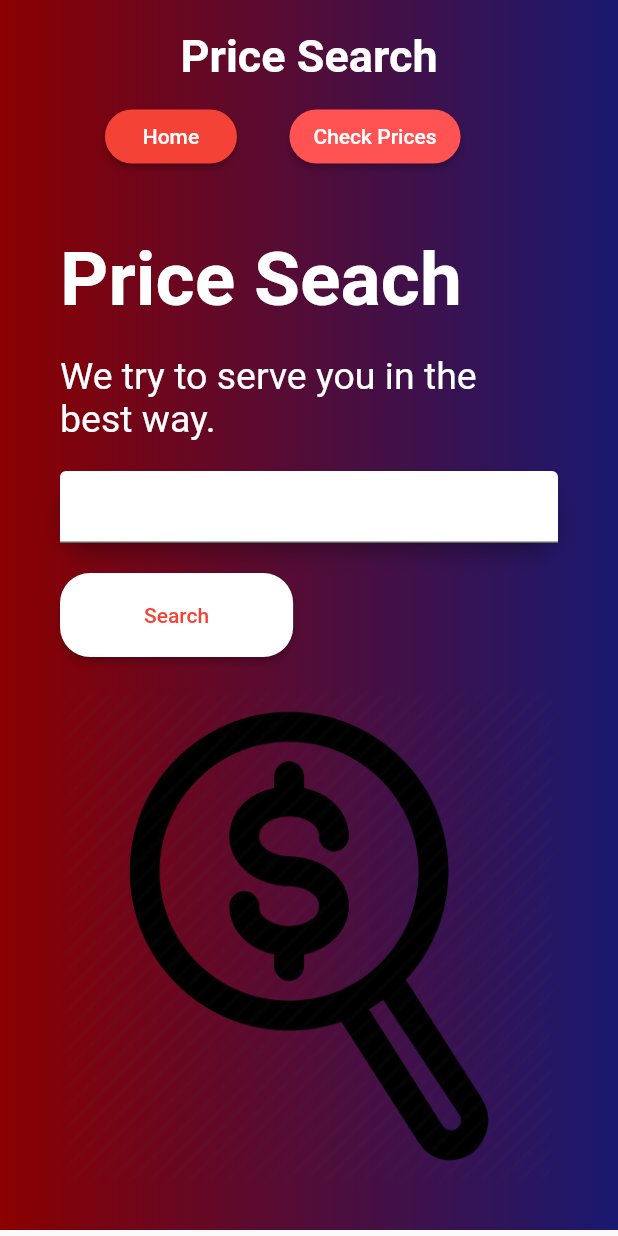
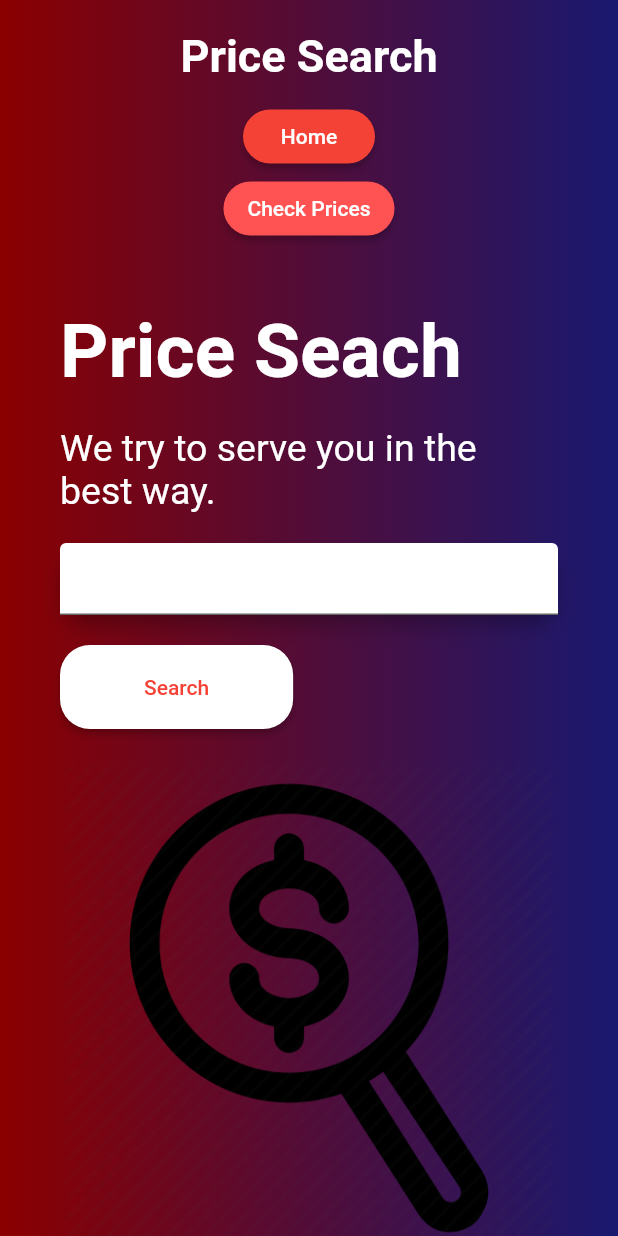
Before and after one commit to price-search/frontend-flutter, a Flutter app: the MobileNavBar widget shown alone on an empty page, opened directly, after a tap on "Home", on a phone screen of 412 x 824 dp. Run offline on Flutter 3.47's test engine with Material 2 defaults, Android fonts, the phone set to English and light mode, and no system bars.

Commit message:
fix(navbar): renderflex overflowed by 111 pixels
A RenderFlex overflowed by 111 pixels on the right, when the screen is small.

```diff
--- a/lib/bars/nav_bar.dart
+++ b/lib/bars/nav_bar.dart
@@ -15,10 +15,14 @@ class _NavBarState extends State<NavBar> {
   Widget build(BuildContext context) {
     return LayoutBuilder(
       builder: (context, constraints) {
-        if (constraints.maxWidth > 800) {
+        if (constraints.maxWidth > 850) {
           return DesktopNavBar();
         } else {
-          return MobileNavBar();
+          if (constraints.maxWidth <= 850 && constraints.maxWidth > 550) {
+            return MobileNavBar();
+          } else {
+            return MineNavBar();
+          }
         }
       },
     );
@@ -183,6 +187,24 @@ class MobileNavBar extends StatelessWidget {
                 SizedBox(
                   width: 35,
                 ),
+                MaterialButton(
+                  color: Colors.redAccent,
+                  shape: RoundedRectangleBorder(
+                      borderRadius: BorderRadius.all(Radius.circular(20.0))),
+                  onPressed: () => {
+                    Navigator.push(
+                        context,
+                        MaterialPageRoute(
+                            builder: (buildContext) => EstablishmentsPage()))
+                  },
+                  child: Text(
+                    'Establishments',
+                    style: TextStyle(color: Colors.white),
+                  ),
+                ),
+                SizedBox(
+                  width: 35,
+                ),
               ],
             ),
           ),
@@ -191,3 +213,68 @@ class MobileNavBar extends StatelessWidget {
     );
   }
 }
+
+class MineNavBar extends StatelessWidget {
+  @override
+  Widget build(BuildContext context) {
+    return Padding(
+      padding: const EdgeInsets.symmetric(vertical: 20, horizontal: 40),
+      child: Container(
+        child: Column(children: <Widget>[
+          Text(
+            'Price Search',
+            style: TextStyle(
+              fontWeight: FontWeight.bold,
+              color: Colors.white,
+              fontSize: 30,
+            ),
+          ),
+          Padding(
+            padding: const EdgeInsets.all(12.0),
+            child: Column(
+              mainAxisAlignment: MainAxisAlignment.center,
+              children: <Widget>[
+                MaterialButton(
+                  color: Colors.red,
+                  shape: RoundedRectangleBorder(
+                      borderRadius: BorderRadius.all(Radius.circular(20.0))),
+                  onPressed: () => {
+                    Navigator.push(
+                        context,
+                        MaterialPageRoute(
+                            builder: (buildContext) => HomePage()))
+                  },
+                  child: Text(
+                    'Home',
+                    style: TextStyle(color: Colors.white),
+                  ),
+                ),
+                SizedBox(
+                  width: 35,
+                ),
+                MaterialButton(
+                  color: Colors.redAccent,
+                  shape: RoundedRectangleBorder(
+                      borderRadius: BorderRadius.all(Radius.circular(20.0))),
+                  onPressed: () => {
+                    Navigator.push(
+                        context,
+                        MaterialPageRoute(
+                            builder: (buildContext) => CheckPricesPage()))
+                  },
+                  child: Text(
+                    'Check Prices',
+                    style: TextStyle(color: Colors.white),
+                  ),
+                ),
+                SizedBox(
+                  width: 35,
+                ),
+              ],
+            ),
+          ),
+        ]),
+      ),
+    );
+  }
+}
```
